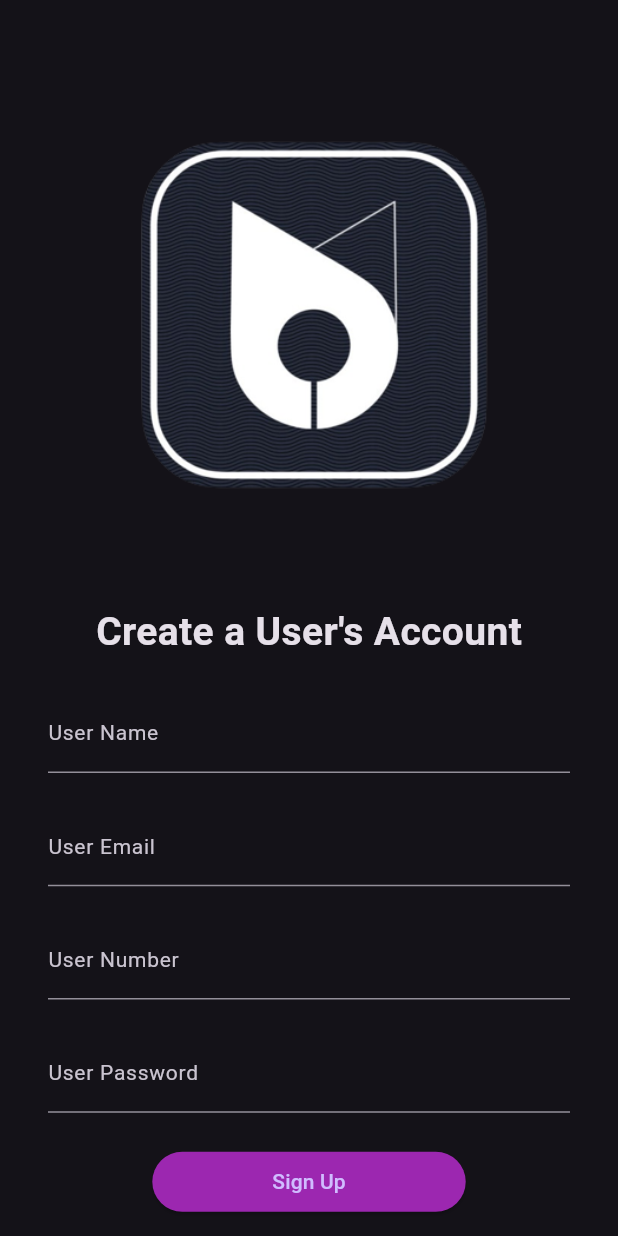
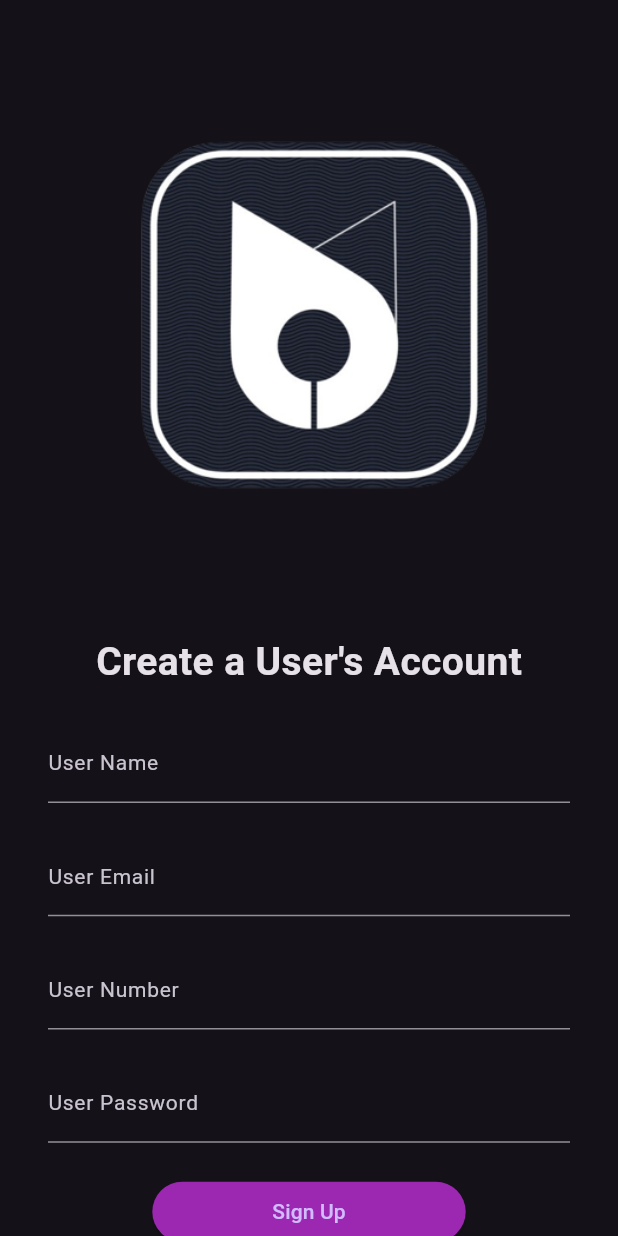
Before and after one commit to Prathme07/Carpol, a Flutter app: the screen it shows after launch, after a tap on an icon or button, on a phone screen of 412 x 824 dp. Run offline on Flutter 3.47's test engine with Material 3 defaults, Android fonts, the phone set to English and light mode, and no system bars; our stand-ins replace connectivity_plus, firebase_core; accounts and stored records are empty.

Commit message:
updated code

```diff
--- a/user/lib/authentication/signup_screen.dart
+++ b/user/lib/authentication/signup_screen.dart
@@ -1,9 +1,10 @@
 import 'package:flutter/material.dart';
+import 'package:user/authentication/login_scren.dart';
 import 'package:user/authentication/login_scren.dart';
 import 'package:user/methods/common_method.dart';
 
 class SignUpScreen extends StatefulWidget {
-  const SignUpScreen({super.key});
+  const SignUpScreen({Key? key}) : super(key: key); // Fixed super call
 
   @override
   State<SignUpScreen> createState() => _SignUpScreenState();
@@ -11,19 +12,22 @@ class SignUpScreen extends StatefulWidget {
 
 class _SignUpScreenState extends State<SignUpScreen> {
   TextEditingController usertextEditingController = TextEditingController();
-  TextEditingController userPhoneEditingController = TextEditingController();
+  TextEditingController userPhoneEditingController = TextEditingController(); // Added TextEditingController for user phone
   TextEditingController emailtextEditingController = TextEditingController();
   TextEditingController passwordtextEditingController = TextEditingController();
   CommonMethods cMethod = CommonMethods();
 
-  checkIfNetworkIsAvailable() {
+  void checkIfNetworkIsAvailable() {
     cMethod.checkConnectivity(context);
 
-    signUpForValidation() {
+    signUpForValidation(); // Call signUpForValidation function
+  }
+
+  void signUpForValidation() {
     if (usertextEditingController.text.trim().length < 4) {
       cMethod.displaySnackBar(
           "Your Name must be at least 4 characters or more.", context);
-      } else if (userPhoneEditingController.text.trim().length < 10) {
+    } else if (userPhoneEditingController.text.trim().length != 10) {
       cMethod.displaySnackBar("Your Number must be 10 digits.", context);
     } else if (!emailtextEditingController.text.contains("@")) {
       cMethod.displaySnackBar("Please write a valid email.", context);
@@ -32,7 +36,6 @@ class _SignUpScreenState extends State<SignUpScreen> {
           "Password must have at least 6 characters or more.", context);
     } else {
       // register the user
-  }
     }
   }
 
@@ -45,8 +48,9 @@ class _SignUpScreenState extends State<SignUpScreen> {
           child: Column(
             children: [
               Image.asset("assets/images/logo.png"),
+              const SizedBox(height: 20), // Added SizedBox for spacing
               const Text(
-                "Create a User\'s Account",
+                "Create a User's Account",
                 style: TextStyle(fontSize: 26, fontWeight: FontWeight.bold),
               ),
               Padding(
@@ -70,7 +74,6 @@ class _SignUpScreenState extends State<SignUpScreen> {
                     const SizedBox(
                       height: 22,
                     ),
-
                     TextField(
                       controller: emailtextEditingController,
                       keyboardType: TextInputType.emailAddress,
@@ -105,7 +108,6 @@ class _SignUpScreenState extends State<SignUpScreen> {
                     const SizedBox(
                       height: 22,
                     ),
-
                     TextField(
                       controller: passwordtextEditingController,
                       obscureText: true,
@@ -124,8 +126,7 @@ class _SignUpScreenState extends State<SignUpScreen> {
                         checkIfNetworkIsAvailable();
                       },
                       style: ElevatedButton.styleFrom(
-                        backgroundColor:
-                            Colors.purple, // Fixed deprecated property
+                        primary: Colors.purple, // Fixed deprecated property
                         padding: const EdgeInsets.symmetric(
                             horizontal: 80, vertical: 10),
                       ),
--- a/user/lib/main.dart
+++ b/user/lib/main.dart
@@ -1,8 +1,11 @@
+import 'package:firebase_core/firebase_core.dart';
 import 'package:flutter/material.dart';
 import 'package:user/authentication/login_scren.dart';
 import 'package:user/authentication/signup_screen.dart';
 
-void main() {
+Future<void> main() async {
+  WidgetsFlutterBinding.ensureInitialized();
+  await Firebase.initializeApp();
   runApp(const MyApp());
 }
 
--- a/user/pubspec.yaml
+++ b/user/pubspec.yaml
@@ -36,6 +36,11 @@ dependencies:
   # Use with the CupertinoIcons class for iOS style icons.
   cupertino_icons: ^1.0.2
   connectivity_plus:
+  firebase_core:
+  firebase_auth:
+  firebase_database:
+  firebase_storage:
+
 
 dev_dependencies:
   flutter_test:
```
Also changed, not shown: user/pubspec.lock, 6 other files. Lines whose indentation alone changed are shown as unchanged.
